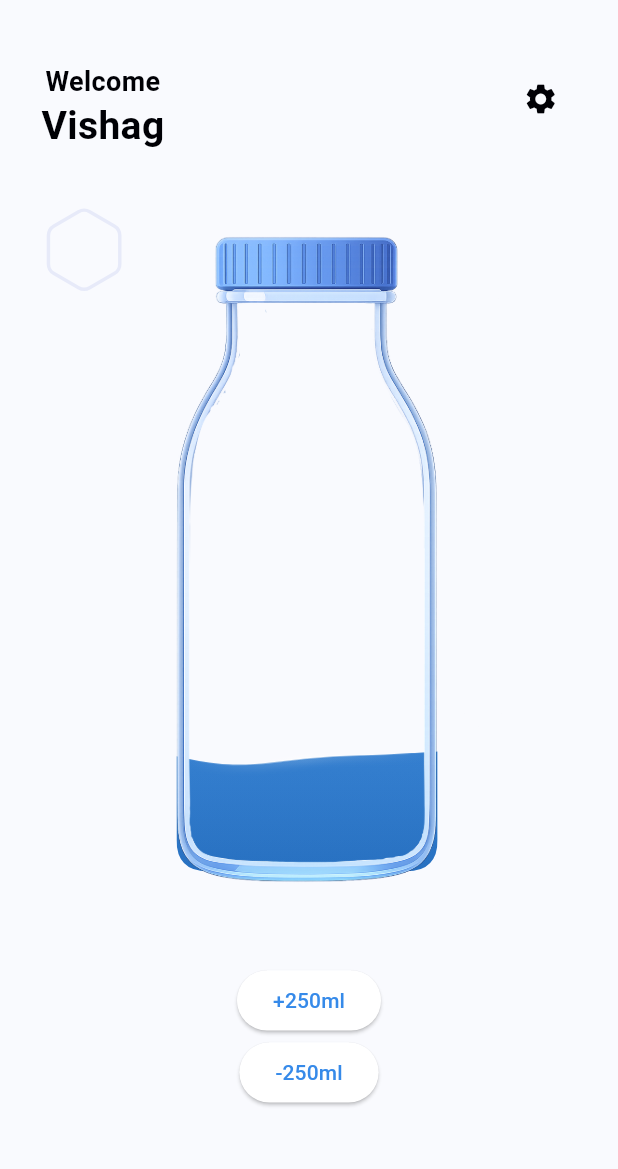
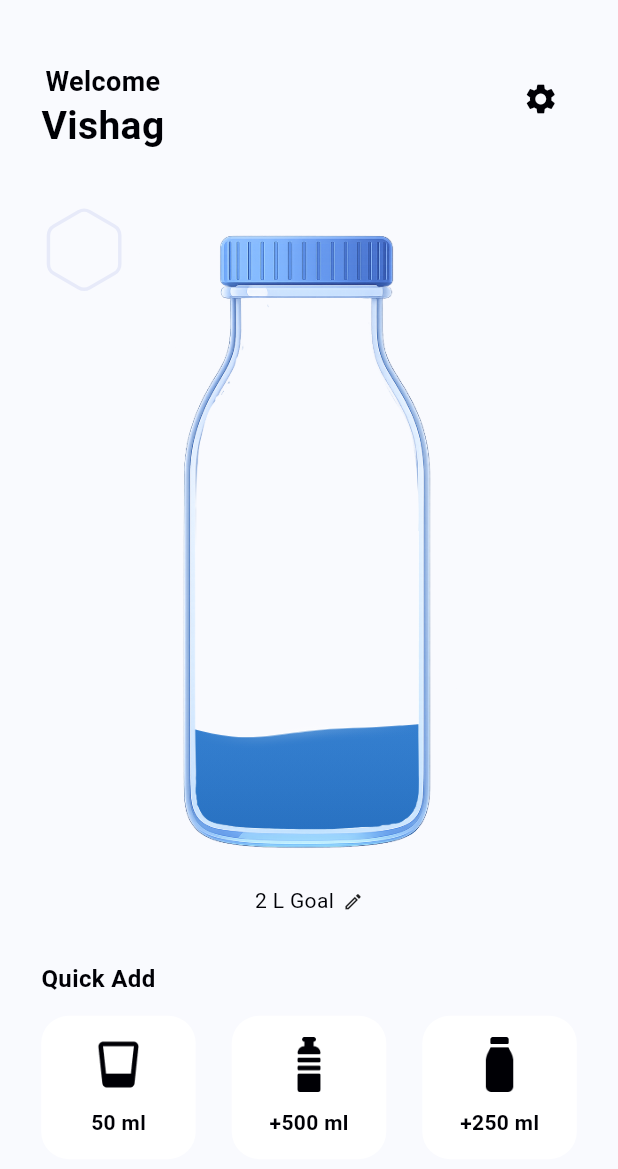
Before and after one commit to vishag002/water_tracker_app, a Flutter app: the screen it shows after launch, on a phone screen of 412 x 824 dp. Shown: the top 1169 px of the screen. Run offline on Flutter 3.47's test engine with Material 3 defaults, Android fonts, the phone set to English and light mode, and no system bars; our stand-ins replace flutter_riverpod, flutter_screenutil, shared_preferences.

Commit message:
resized the homescreen bottle widget and improved home screen

```diff
--- a/lib/components/quick_add_button_widget.dart
+++ b/lib/components/quick_add_button_widget.dart
@@ -1,5 +1,6 @@
 import 'package:flutter/material.dart';
 import 'package:flutter_screenutil/flutter_screenutil.dart';
+import 'package:water_tracker_app/core/app_text_styles.dart';
 
 class QuickAddButtonWidget extends StatelessWidget {
   final VoidCallback onTap;
@@ -19,31 +20,25 @@ class QuickAddButtonWidget extends StatelessWidget {
       onTap: onTap,
       borderRadius: BorderRadius.circular(16.r),
       child: Container(
-        width: 80.w,
+        width: 90.w,
         height: 80.h,
         decoration: BoxDecoration(
-          color: Colors.white,
+          color: Theme.of(context).colorScheme.surface,
+
           borderRadius: BorderRadius.circular(16.r),
-          border: Border.all(color: Colors.grey.withOpacity(0.2), width: 1),
         ),
         child: Column(
           mainAxisAlignment: MainAxisAlignment.center,
           children: [
             Image.asset(
               imageUrl,
+              color: Theme.of(context).colorScheme.onSurface,
               width: 32.w,
               height: 32.h,
               fit: BoxFit.contain,
             ),
             SizedBox(height: 8.h),
-            Text(
-              title,
-              style: TextStyle(
-                fontSize: 13.sp,
-                fontWeight: FontWeight.w500,
-                color: Colors.black87,
-              ),
-            ),
+            Text(title, style: AppTextStyles.bodySmallSemiBold),
           ],
         ),
       ),
--- a/lib/l10n/app_en.arb
+++ b/lib/l10n/app_en.arb
@@ -10,7 +10,7 @@
   "homeWelcome": "Welcome",
   "homeDayStreak": "Day Streak",
   "homeIntakeOfGoal": "of {goal}",
-  "homeGoalLabel": "{goal} Goal",
+  "homeGoalLabel": "{goal} L Goal",
   "homeQuickAdd": "Quick Add",
   "homeQuickAdd50ml": "50 ml",
   "homeQuickAdd500ml": "+500 ml",
--- a/lib/l10n/app_localizations.dart
+++ b/lib/l10n/app_localizations.dart
@@ -152,7 +152,7 @@ abstract class AppLocalizations {
   /// No description provided for @homeGoalLabel.
   ///
   /// In en, this message translates to:
-  /// **'{goal} Goal'**
+  /// **'{goal} L Goal'**
   String homeGoalLabel(Object goal);
 
   /// No description provided for @homeQuickAdd.
--- a/lib/l10n/app_localizations_en.dart
+++ b/lib/l10n/app_localizations_en.dart
@@ -39,7 +39,7 @@ class AppLocalizationsEn extends AppLocalizations {
 
   @override
   String homeGoalLabel(Object goal) {
-    return '$goal Goal';
+    return '$goal L Goal';
   }
 
   @override
--- a/lib/screens/home/home_screen.dart
+++ b/lib/screens/home/home_screen.dart
@@ -3,6 +3,7 @@ import 'package:flutter_screenutil/flutter_screenutil.dart';
 import 'package:water_tracker_app/animations/glassy_water_bottle.dart';
 import 'package:water_tracker_app/animations/glassy_water_controller.dart';
 import 'package:water_tracker_app/components/hexagon_widget.dart';
+import 'package:water_tracker_app/components/quick_add_button_widget.dart';
 import 'package:water_tracker_app/components/scaffold_custom.dart';
 import 'package:water_tracker_app/core/app_text_styles.dart';
 import 'package:water_tracker_app/core/constants/colour_const.dart';
@@ -40,6 +41,8 @@ class _HomeScreenState extends State<HomeScreen> {
 
   @override
   Widget build(BuildContext context) {
+    final localizations = AppLocalizations.of(context)!;
+
     return ScaffoldCustom(
       showAppBar: false,
       body: Padding(
@@ -90,13 +93,13 @@ class _HomeScreenState extends State<HomeScreen> {
                 ),
                 Center(
                   child: SizedBox(
-                    width: 227.w,
-                    height: 400.h,
+                    width: 200.w,
+                    height: 380.h,
                     child: GlassyWaterBottle(
                       controller: _waterController,
                       bottleAsset: ImageConstants.bottle,
-                      width: 227.w,
-                      height: 400.h,
+                      width: 200.w,
+                      height: 380.h,
                       // Matches the Figma palette's primary blue (368AE9), with
                       // a slightly deeper shade at the bottom for a touch of
                       // depth rather than the dramatic two-tone green before.
@@ -127,20 +130,40 @@ class _HomeScreenState extends State<HomeScreen> {
                 ),
               ],
             ),
-            SizedBox(height: 24.h),
-            // Temporary test button -- wire this to your real "+250ml" action
-            // once it's hooked up to the data layer. Remove when ready.
-            Center(
-              child: ElevatedButton(
-                onPressed: () => _waterController.addLevel(0.25),
-                child: const Text('+250ml'),
-              ),
+            // SizedBox(height: 10.h),
+            Row(
+              mainAxisAlignment: MainAxisAlignment.center,
+              children: [
+                Text(
+                  localizations.homeGoalLabel(2),
+                  style: AppTextStyles.bodySmallRegular,
+                ),
+                SizedBox(width: 5.w),
+                Icon(Icons.edit_outlined, size: 12.sp),
+              ],
             ),
-            Center(
-              child: ElevatedButton(
-                onPressed: () => _waterController.minusLevel(0.25),
-                child: const Text('-250ml'),
-              ),
+            SizedBox(height: 25.h),
+            Text(localizations.homeQuickAdd, style: AppTextStyles.bodySemiBold),
+            SizedBox(height: 10.h),
+            Row(
+              mainAxisAlignment: MainAxisAlignment.spaceBetween,
+              children: [
+                QuickAddButtonWidget(
+                  onTap: () => _waterController.addLevel(0.05),
+                  imageUrl: ImageConstants.waterGlassIcon,
+                  title: '50 ml',
+                ),
+                QuickAddButtonWidget(
+                  onTap: () => _waterController.addLevel(0.5),
+                  imageUrl: ImageConstants.waterBottleIcon,
+                  title: '+500 ml',
+                ),
+                QuickAddButtonWidget(
+                  onTap: () => _waterController.addLevel(0.25),
+                  imageUrl: ImageConstants.waterBottleIcon2,
+                  title: '+250 ml',
+                ),
+              ],
             ),
           ],
         ),
```
